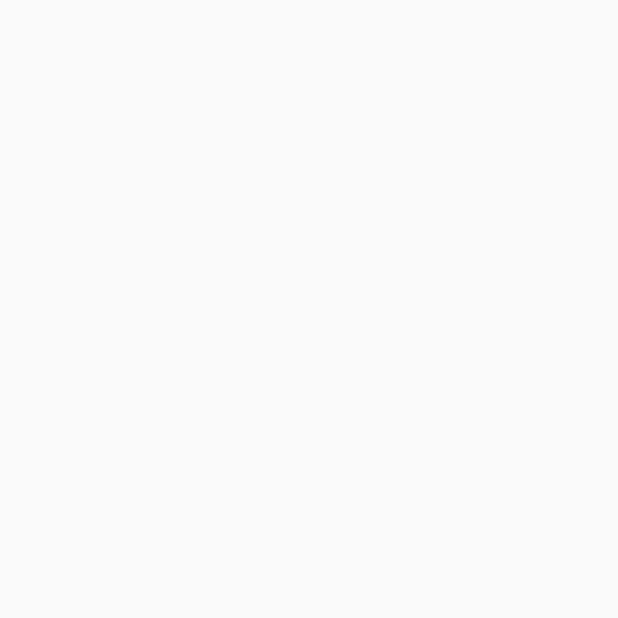
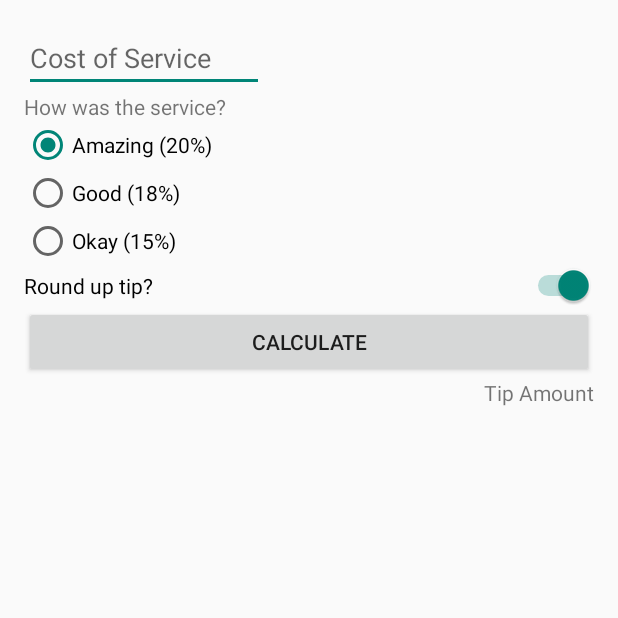
Before and after one commit to jkruke/mp-tip-calculator, an Android app: the screen it shows after launch (MainActivity), on a phone screen of 412 x 824 dp, the top half of it. Before the commit the part shown is empty. Run offline under Robolectric (Android 15) with nearby library versions, the phone set to English and light mode, and no system bars.

Commit message:
app layout

```diff
--- a/app/build.gradle.kts
+++ b/app/build.gradle.kts
@@ -56,6 +56,7 @@ dependencies {
     implementation("androidx.compose.ui:ui-graphics")
     implementation("androidx.compose.ui:ui-tooling-preview")
     implementation("androidx.compose.material3:material3")
+    implementation("androidx.constraintlayout:constraintlayout:2.1.4")
     testImplementation("junit:junit:4.13.2")
     androidTestImplementation("androidx.test.ext:junit:1.1.5")
     androidTestImplementation("androidx.test.espresso:espresso-core:3.5.1")
--- a/app/src/main/res/layout/activity_main.xml
+++ b/app/src/main/res/layout/activity_main.xml
@@ -1,7 +1,83 @@
 <?xml version="1.0" encoding="utf-8"?>
-<LinearLayout xmlns:android="http://schemas.android.com/apk/res/android"
-    android:orientation="vertical"
+<androidx.constraintlayout.widget.ConstraintLayout xmlns:android="http://schemas.android.com/apk/res/android"
+    xmlns:app="http://schemas.android.com/apk/res-auto"
+    xmlns:tools="http://schemas.android.com/tools"
     android:layout_width="match_parent"
-    android:layout_height="match_parent">
+    android:layout_height="match_parent"
+    android:padding="16dp"
+    tools:context=".MainActivity">
 
-</LinearLayout>
+    <EditText
+        android:id="@+id/cost_of_service"
+        android:hint="@string/cost_of_service"
+        android:layout_height="wrap_content"
+        android:layout_width="160dp"
+        app:layout_constraintStart_toStartOf="parent"
+        app:layout_constraintTop_toTopOf="parent"
+        android:inputType="numberDecimal" />
+
+    <TextView
+        android:id="@+id/service_question"
+        android:layout_width="wrap_content"
+        android:layout_height="wrap_content"
+        android:text="@string/how_was_the_service"
+        app:layout_constraintTop_toBottomOf="@id/cost_of_service"
+        app:layout_constraintStart_toStartOf="parent" />
+
+    <RadioGroup
+        android:id="@+id/tip_options"
+        android:checkedButton="@id/option_twenty_percent"
+        android:layout_width="wrap_content"
+        android:layout_height="wrap_content"
+        app:layout_constraintTop_toBottomOf="@id/service_question"
+        app:layout_constraintStart_toStartOf="parent"
+        android:orientation="vertical">
+
+        <RadioButton
+            android:id="@+id/option_twenty_percent"
+            android:layout_width="wrap_content"
+            android:layout_height="wrap_content"
+            android:text="@string/amazing_service" />
+
+        <RadioButton
+            android:id="@+id/option_eighteen_percent"
+            android:layout_width="wrap_content"
+            android:layout_height="wrap_content"
+            android:text="@string/good_service" />
+
+        <RadioButton
+            android:id="@+id/option_fifteen_percent"
+            android:layout_width="wrap_content"
+            android:layout_height="wrap_content"
+            android:text="@string/okay_service" />
+    </RadioGroup>
+
+
+    <Switch
+        android:id="@+id/round_up_switch"
+        android:layout_width="0dp"
+        android:layout_height="wrap_content"
+        android:checked="true"
+        android:text="Round up tip?"
+        app:layout_constraintEnd_toEndOf="parent"
+        app:layout_constraintStart_toStartOf="@id/tip_options"
+        app:layout_constraintTop_toBottomOf="@id/tip_options" />
+
+    <Button
+        android:id="@+id/calculate_button"
+        android:layout_width="0dp"
+        android:layout_height="wrap_content"
+        android:text="Calculate"
+        app:layout_constraintTop_toBottomOf="@id/round_up_switch"
+        app:layout_constraintStart_toStartOf="parent"
+        app:layout_constraintEnd_toEndOf="parent" />
+
+    <TextView
+        android:id="@+id/tip_result"
+        android:layout_width="wrap_content"
+        android:layout_height="wrap_content"
+        app:layout_constraintEnd_toEndOf="parent"
+        app:layout_constraintTop_toBottomOf="@id/calculate_button"
+        android:text="Tip Amount" />
+
+</androidx.constraintlayout.widget.ConstraintLayout>
--- a/app/src/main/res/values/strings.xml
+++ b/app/src/main/res/values/strings.xml
@@ -1,3 +1,8 @@
 <resources>
     <string name="app_name">Tip Time</string>
+    <string name="cost_of_service">Cost of Service</string>
+    <string name="how_was_the_service">How was the service?</string>
+    <string name="amazing_service">Amazing (20%)</string>
+    <string name="good_service">Good (18%)</string>
+    <string name="okay_service">Okay (15%)</string>
 </resources>
```
